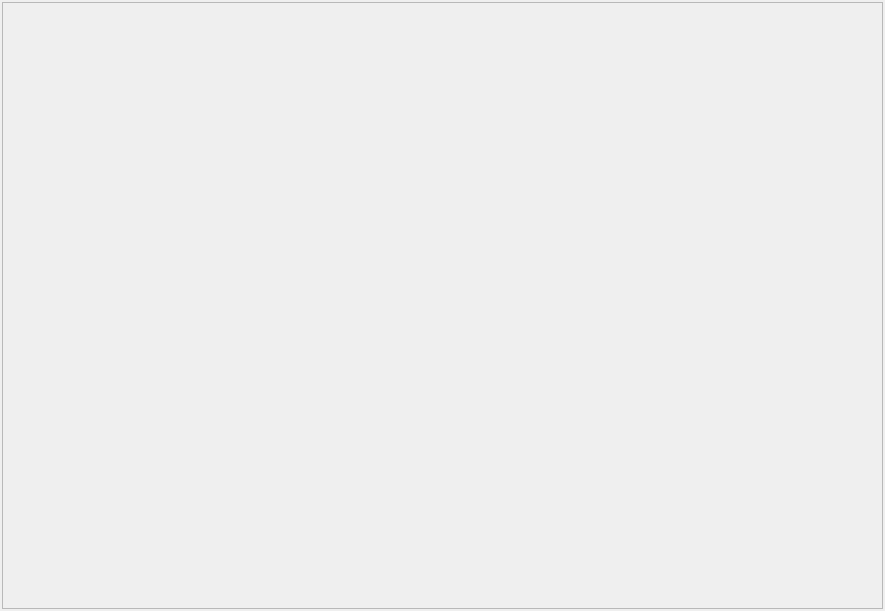
First picture: the form in HMI/src/TurbineViewWdg.ui, repository DaniAlfa/Turbine_Governor, before the edit.
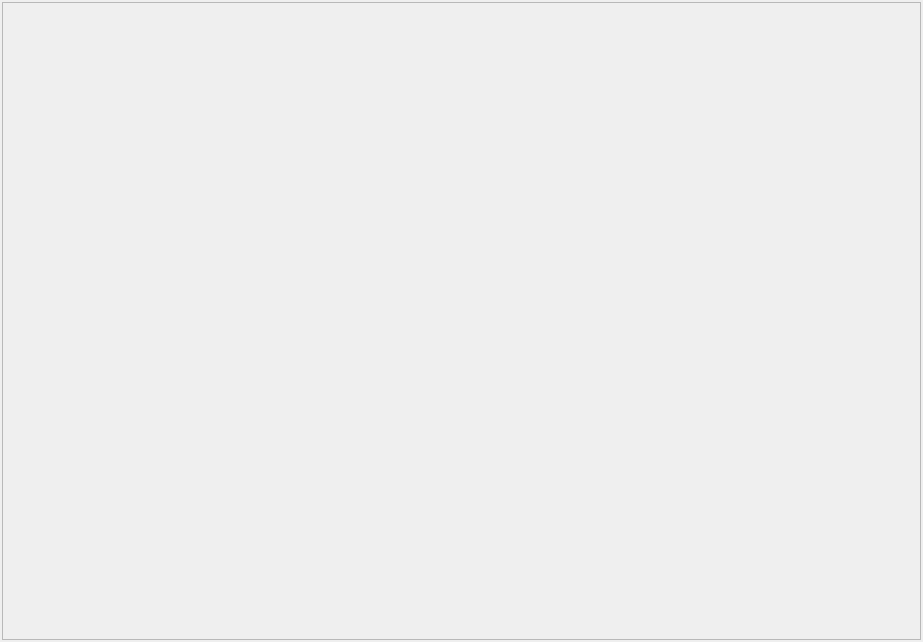
Second picture: the form after the edit.

```diff
--- a/HMI/src/TurbineViewWdg.ui
+++ b/HMI/src/TurbineViewWdg.ui
@@ -6,8 +6,8 @@
    <rect>
     <x>0</x>
     <y>0</y>
-    <width>885</width>
-    <height>611</height>
+    <width>923</width>
+    <height>642</height>
    </rect>
   </property>
   <property name="windowTitle">
@@ -40,6 +40,79 @@
      <property name="frameShadow">
       <enum>QFrame::Raised</enum>
      </property>
+     <layout class="QVBoxLayout" name="verticalLayout_5">
+      <item>
+       <widget class="QWidget" name="widget_5" native="true">
+        <layout class="QVBoxLayout" name="verticalLayout_4">
+         <item>
+          <spacer name="verticalSpacer_2">
+           <property name="orientation">
+            <enum>Qt::Vertical</enum>
+           </property>
+           <property name="sizeType">
+            <enum>QSizePolicy::Fixed</enum>
+           </property>
+           <property name="sizeHint" stdset="0">
+            <size>
+             <width>20</width>
+             <height>39</height>
+            </size>
+           </property>
+          </spacer>
+         </item>
+        </layout>
+       </widget>
+      </item>
+      <item>
+       <widget class="QWidget" name="widget" native="true">
+        <property name="sizePolicy">
+         <sizepolicy hsizetype="Expanding" vsizetype="Expanding">
+          <horstretch>0</horstretch>
+          <verstretch>0</verstretch>
+         </sizepolicy>
+        </property>
+        <layout class="QVBoxLayout" name="verticalLayout_2">
+         <property name="spacing">
+          <number>0</number>
+         </property>
+         <property name="leftMargin">
+          <number>0</number>
+         </property>
+         <property name="topMargin">
+          <number>0</number>
+         </property>
+         <property name="rightMargin">
+          <number>0</number>
+         </property>
+         <property name="bottomMargin">
+          <number>0</number>
+         </property>
+        </layout>
+       </widget>
+      </item>
+      <item>
+       <widget class="QWidget" name="widget_4" native="true">
+        <layout class="QVBoxLayout" name="verticalLayout_3">
+         <item>
+          <spacer name="verticalSpacer">
+           <property name="orientation">
+            <enum>Qt::Vertical</enum>
+           </property>
+           <property name="sizeType">
+            <enum>QSizePolicy::Fixed</enum>
+           </property>
+           <property name="sizeHint" stdset="0">
+            <size>
+             <width>20</width>
+             <height>40</height>
+            </size>
+           </property>
+          </spacer>
+         </item>
+        </layout>
+       </widget>
+      </item>
+     </layout>
     </widget>
    </item>
   </layout>
```
